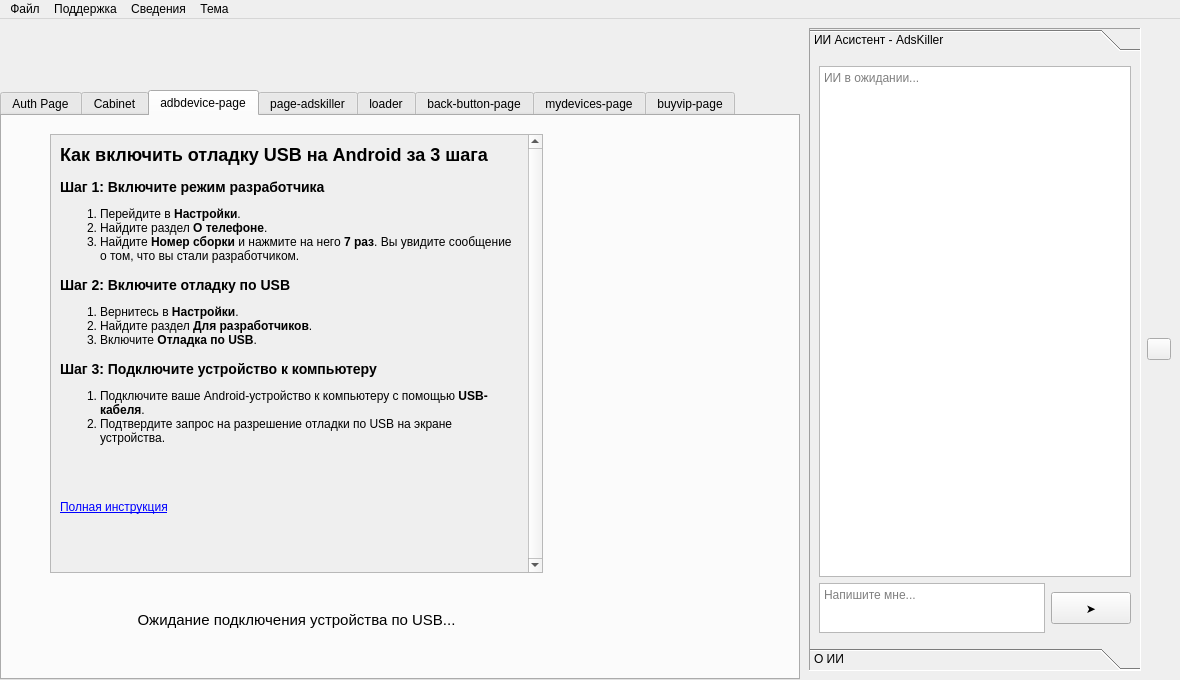
badcast/adskiller, file ui/mainwindow.ui: the form before one commit.
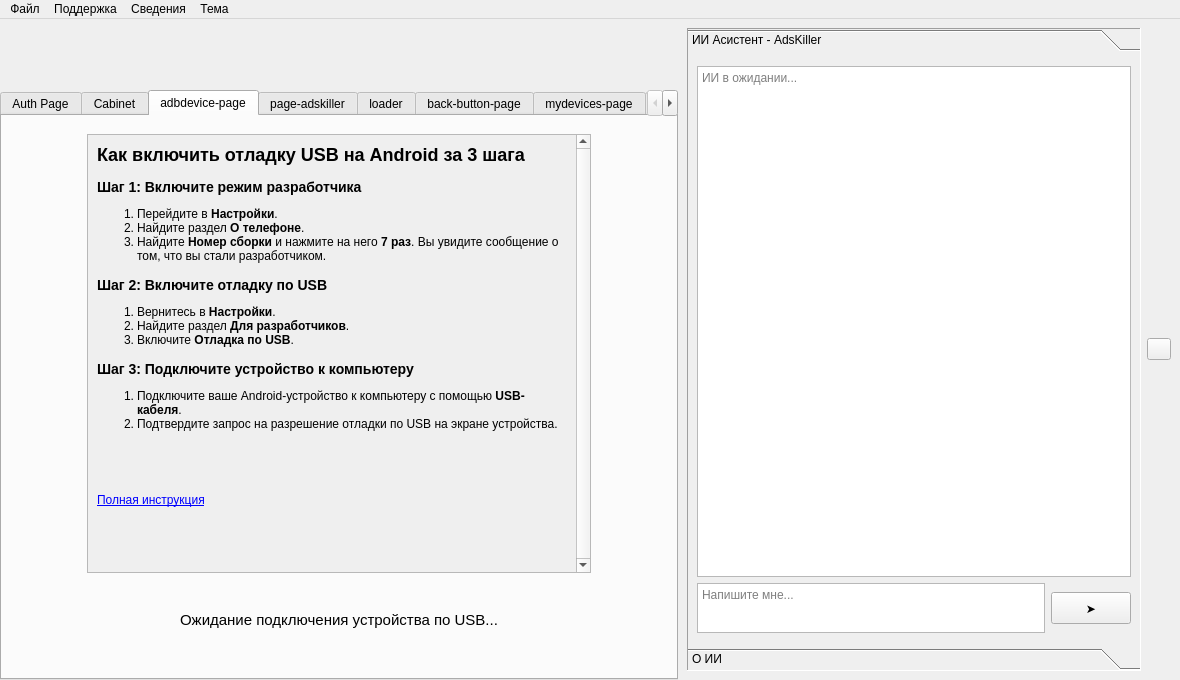
The form after the commit. The open tabs and pages were chosen to show the change. Icons and pictures are not drawn.

Diff of the .ui file:
```diff
--- a/ui/mainwindow.ui
+++ b/ui/mainwindow.ui
@@ -86,8 +86,8 @@
            <rect>
             <x>0</x>
             <y>0</y>
-            <width>298</width>
-            <height>512</height>
+            <width>408</width>
+            <height>573</height>
            </rect>
           </property>
           <attribute name="label">
@@ -1233,8 +1233,8 @@
                   <rect>
                    <x>0</x>
                    <y>0</y>
-                   <width>473</width>
-                   <height>440</height>
+                   <width>566</width>
+                   <height>437</height>
                   </rect>
                  </property>
                  <layout class="QGridLayout" name="gridLayout_2">
@@ -1313,118 +1313,6 @@
              <property name="spacing">
               <number>0</number>
              </property>
-             <item>
-              <spacer name="verticalSpacer">
-               <property name="orientation">
-                <enum>Qt::Orientation::Vertical</enum>
-               </property>
-               <property name="sizeType">
-                <enum>QSizePolicy::Policy::Preferred</enum>
-               </property>
-               <property name="sizeHint" stdset="0">
-                <size>
-                 <width>20</width>
-                 <height>40</height>
-                </size>
-               </property>
-              </spacer>
-             </item>
-             <item>
-              <layout class="QHBoxLayout" name="horizontalLayout_3">
-               <item>
-                <widget class="QFrame" name="frame_device0">
-                 <property name="minimumSize">
-                  <size>
-                   <width>201</width>
-                   <height>311</height>
-                  </size>
-                 </property>
-                 <property name="maximumSize">
-                  <size>
-                   <width>201</width>
-                   <height>311</height>
-                  </size>
-                 </property>
-                 <property name="styleSheet">
-                  <string notr="true">image: url(:/resources/android-mobile-source);</string>
-                 </property>
-                 <property name="frameShape">
-                  <enum>QFrame::Shape::NoFrame</enum>
-                 </property>
-                 <property name="frameShadow">
-                  <enum>QFrame::Shadow::Plain</enum>
-                 </property>
-                </widget>
-               </item>
-              </layout>
-             </item>
-             <item>
-              <spacer name="verticalSpacer_2">
-               <property name="orientation">
-                <enum>Qt::Orientation::Vertical</enum>
-               </property>
-               <property name="sizeType">
-                <enum>QSizePolicy::Policy::Expanding</enum>
-               </property>
-               <property name="sizeHint" stdset="0">
-                <size>
-                 <width>20</width>
-                 <height>5</height>
-                </size>
-               </property>
-              </spacer>
-             </item>
-             <item>
-              <layout class="QHBoxLayout" name="horizontalLayout_2">
-               <property name="spacing">
-                <number>0</number>
-               </property>
-               <property name="sizeConstraint">
-                <enum>QLayout::SizeConstraint::SetFixedSize</enum>
-               </property>
-               <item>
-                <widget class="QFrame" name="frame_usbport0">
-                 <property name="minimumSize">
-                  <size>
-                   <width>30</width>
-                   <height>100</height>
-                  </size>
-                 </property>
-                 <property name="maximumSize">
-                  <size>
-                   <width>30</width>
-                   <height>200</height>
-                  </size>
-                 </property>
-                 <property name="styleSheet">
-                  <string notr="true">image: url(:/resources/usb-port);</string>
-                 </property>
-                 <property name="frameShape">
-                  <enum>QFrame::Shape::NoFrame</enum>
-                 </property>
-                 <property name="frameShadow">
-                  <enum>QFrame::Shadow::Plain</enum>
-                 </property>
-                </widget>
-               </item>
-              </layout>
-             </item>
-             <item>
-              <spacer name="verticalSpacer_3">
-               <property name="orientation">
-                <enum>Qt::Orientation::Vertical</enum>
-               </property>
-               <property name="sizeType">
-                <enum>QSizePolicy::Policy::Ignored</enum>
-               </property>
-               <property name="sizeHint" stdset="0">
-                <size>
-                 <width>10</width>
-                 <height>10</height>
-                </size>
-               </property>
-              </spacer>
-             </item>
             </layout>
            </item>
            <item>
```
Left out of the diff: 14 changed lines with no effect on the pictures.
